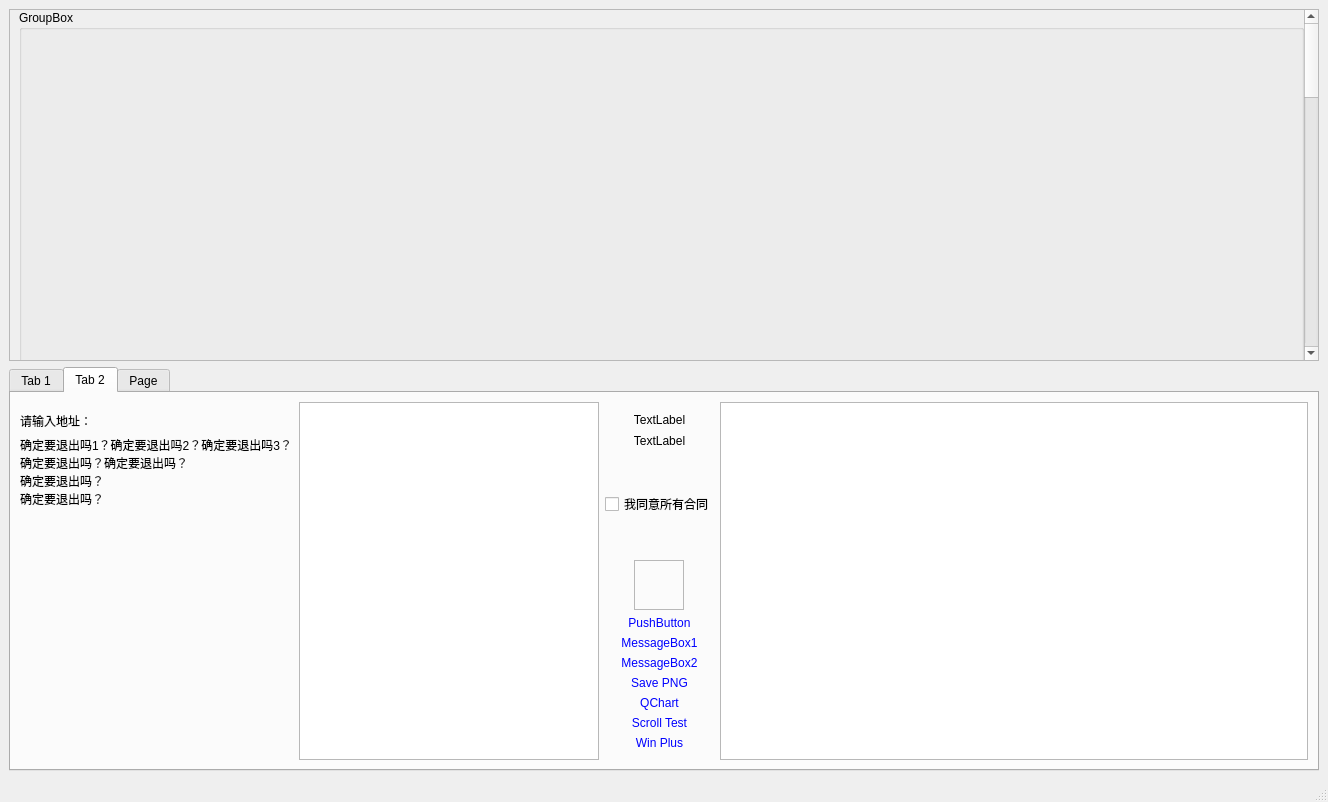
Before: the Qt Designer form MainWindow.ui in wlffeng2008/SimpleTest, drawn with Qt 5.
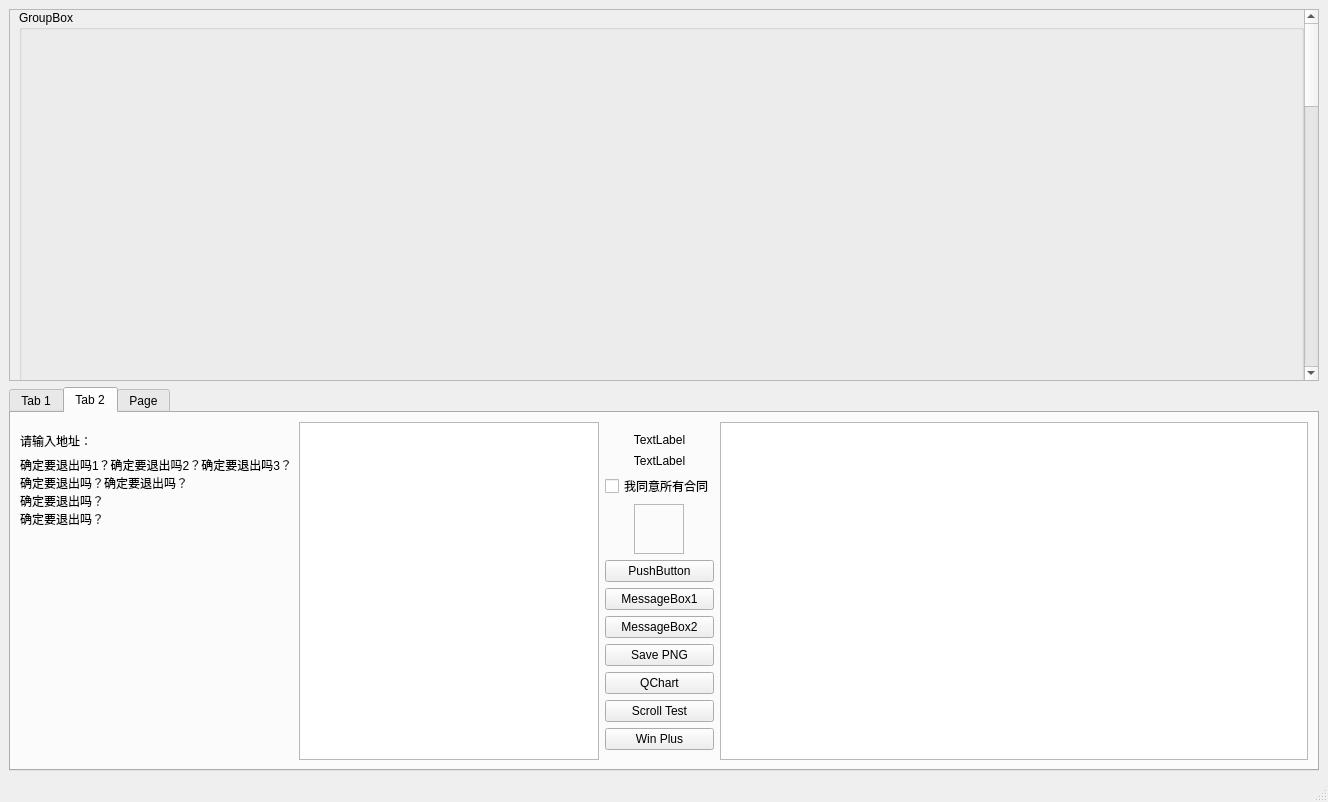
After: the same form once the commit is applied. The open tabs and pages were chosen to show the change. Custom widgets are drawn as their Qt base class.

Diff of the .ui file:
```diff
--- a/MainWindow.ui
+++ b/MainWindow.ui
@@ -14,7 +14,7 @@
    <string>MainWindow</string>
   </property>
   <property name="styleSheet">
-   <string notr="true">QPushButton{border:2px soild red;color:blue;}</string>
+   <string notr="true"/>
   </property>
   <widget class="QWidget" name="centralwidget">
    <layout class="QVBoxLayout" name="verticalLayout_4">
@@ -157,14 +157,8 @@
               </property>
              </widget>
             </item>
-            <item>
+            <item alignment="Qt::AlignmentFlag::AlignHCenter">
              <widget class="QCheckBox" name="checkBox">
-              <property name="minimumSize">
-               <size>
-                <width>0</width>
-                <height>100</height>
-               </size>
-              </property>
               <property name="text">
                <string>我同意所有合同</string>
               </property>
@@ -295,6 +289,12 @@
   <widget class="QStatusBar" name="statusbar"/>
  </widget>
  <customwidgets>
+  <customwidget>
+   <class>MacroSquare</class>
+   <extends>QFrame</extends>
+   <header location="global">macrosquare.h</header>
+   <container>1</container>
+  </customwidget>
   <customwidget>
    <class>KeyboardButton</class>
    <extends>QPushButton</extends>
@@ -305,12 +305,6 @@
    <extends>QGraphicsView</extends>
    <header>custumgraphicsview.h</header>
   </customwidget>
-  <customwidget>
-   <class>MacroSquare</class>
-   <extends>QFrame</extends>
-   <header location="global">macrosquare.h</header>
-   <container>1</container>
-  </customwidget>
   <customwidget>
    <class>ColorPicker</class>
    <extends>QWidget</extends>
```
Left out of the diff: 8 changed lines with no effect on the pictures.
